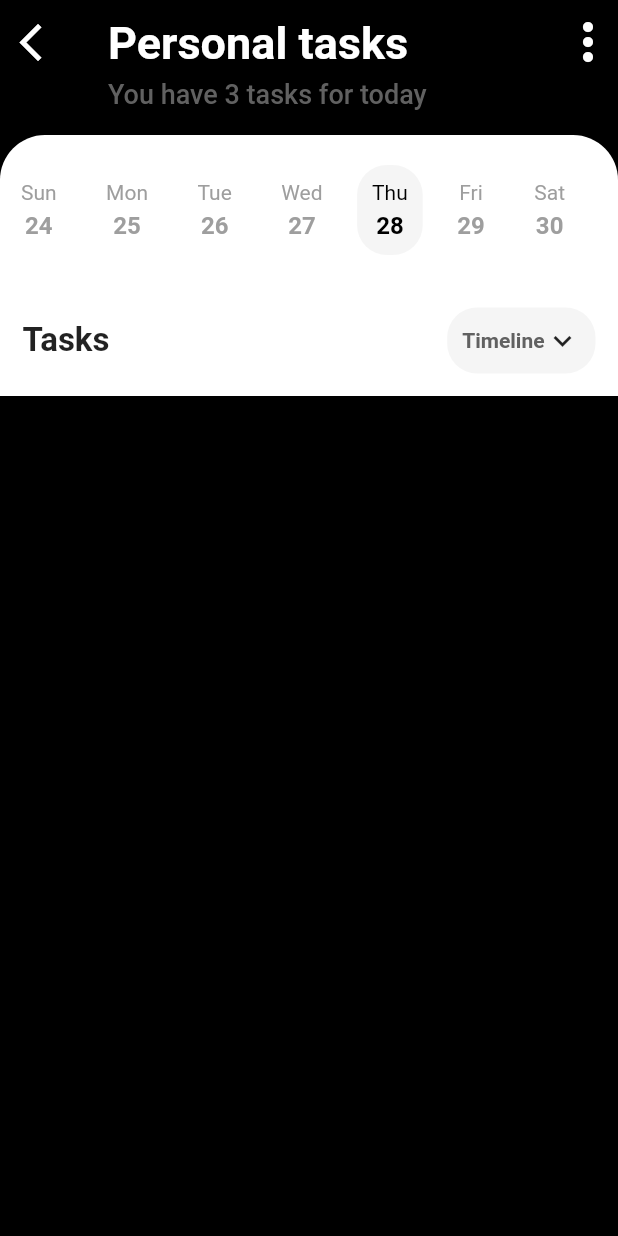
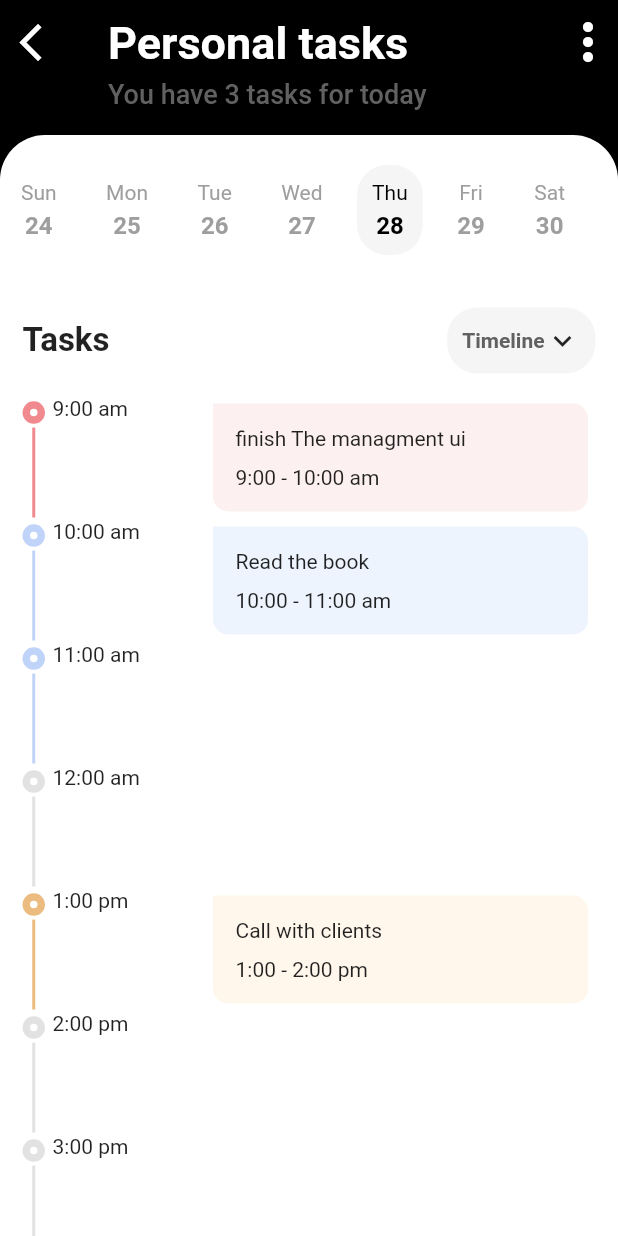
Before and after one commit to padfoot-16/Task-managment-ui, a Flutter app: the screen it shows after launch, after a tap on "Personal", on a phone screen of 412 x 824 dp. Run offline on Flutter 3.47's test engine with Material 2 defaults, Android fonts, the phone set to English and light mode, and no system bars; drawn by our look-alikes of timeline_tile; our stand-ins replace dotted_border.

Commit message:
ui is complete

```diff
--- a/lib/models/tasks_model.dart
+++ b/lib/models/tasks_model.dart
@@ -10,6 +10,7 @@ class Task {
   Color? btncolor;
   num? left;
   num? done;
+  List<Map<String,dynamic>>? desc;
   bool islast;
   Task({
     this.icondata,
@@ -19,6 +20,7 @@ class Task {
     this.btncolor,
     this.left,
     this.done,
+    this.desc,
     this.islast=false,
   });
   static List<Task> generateTasks(){
@@ -31,6 +33,51 @@ class Task {
         btncolor: kYellow,
         left: 3,
         done: 1,
+        desc: [
+          {'time':'9:00 am',
+            'title':'finish The managment ui',
+            'slot':'9:00 - 10:00 am',
+            'tlcolor':kRedDark,
+            'bgcolor':kRedLight,
+          },
+          {'time':'10:00 am',
+            'title':'Read the book',
+            'slot':'10:00 - 11:00 am',
+            'tlcolor':kBlueDark,
+            'bgcolor':kBlueLight,
+            },
+            {'time':'11:00 am',
+            'title':' ',
+            'slot':'',
+            'tlcolor':kBlueDark,
+            'bgcolor':Colors.white
+            },
+            {'time':'12:00 am',
+            'title':' ',
+            'slot':'',
+            'tlcolor':Colors.grey.withOpacity(0.3),
+            'bgcolor':Colors.white
+            },
+            {'time':'1:00 pm',
+            'title':'Call with clients ',
+            'slot':'1:00 - 2:00 pm',
+            'tlcolor':kYellowDark,
+            'bgcolor':kYellowLight,
+            },
+            {'time':'2:00 pm',
+            'title':' ',
+            'slot':'',
+            'tlcolor':Colors.grey.withOpacity(0.3),
+            'bgcolor':Colors.white
+            },
+            {'time':'3:00 pm',
+            'title':' ',
+            'slot':'',
+            'tlcolor':Colors.grey.withOpacity(0.3),
+            'bgcolor':Colors.white
+            },
+
+        ]
       ),
       Task(
         icondata: Icons.cases,
--- a/lib/screens/detail/detail.dart
+++ b/lib/screens/detail/detail.dart
@@ -1,71 +1,98 @@
-
+// ignore_for_file: prefer_const_constructors
 
 import 'package:flutter/material.dart';
 import 'package:managmentui/models/tasks_model.dart';
 import 'package:managmentui/screens/detail/widgets/datepicker.dart';
+import 'package:managmentui/screens/detail/widgets/tasktimeline.dart';
 import 'package:managmentui/screens/detail/widgets/tasktitle.dart';
 
 class DetailPage extends StatelessWidget {
   final Task task;
 
-   DetailPage( this.task);
-
+  DetailPage(this.task);
 
   @override
   Widget build(BuildContext context) {
+    final detaillist = task.desc;
     return Scaffold(
       backgroundColor: Colors.black,
-      body:CustomScrollView(
+      body: CustomScrollView(
         slivers: [
           _buildAppbar(context),
           SliverToBoxAdapter(
             child: Container(
               decoration: BoxDecoration(
                   color: Colors.white,
-                borderRadius: BorderRadius.only(topLeft: Radius.circular(30),topRight: Radius.circular(30))
-              ),
-              child:Column(
+                  borderRadius: BorderRadius.only(
+                      topLeft: Radius.circular(30),
+                      topRight: Radius.circular(30))),
+              child: Column(
                   crossAxisAlignment: CrossAxisAlignment.start,
                   children: [
                     Datepicker(),
                     Tasktitle(),
-              ]) ,
+                  ]),
             ),
+          ),
+          detaillist == null
+              ? SliverFillRemaining(
+                  child: Container(
+                      color: Colors.white,
+                      child: Center(
+                          child: Text(
+                        "No Task Today",
+                        style: TextStyle(
+                          color: Colors.grey,
+                           fontSize: 18),
+                      ))),
+                )
+              : SliverList(
+                delegate:SliverChildBuilderDelegate(
+                  (_,index)=> Tasktimeline(detaillist[index]),
+                  childCount: detaillist.length
+                ) ,
                 )
         ],
-      ) ,
+      ),
     );
   }
 
-  Widget _buildAppbar(BuildContext context){
+  Widget _buildAppbar(BuildContext context) {
     return SliverAppBar(
       expandedHeight: 90,
       backgroundColor: Colors.black,
       leading: IconButton(
-        onPressed:()=> Navigator.of(context).pop(),
-       icon: Icon(Icons.arrow_back_ios,size: 30,)),
+          onPressed: () => Navigator.of(context).pop(),
+          icon: Icon(
+            Icons.arrow_back_ios,
+            size: 30,
+          )),
       actions: [
-        Icon(Icons.more_vert,size: 40,),
+        Icon(
+          Icons.more_vert,
+          size: 40,
+        ),
       ],
       flexibleSpace: FlexibleSpaceBar(
         title: Column(
             mainAxisAlignment: MainAxisAlignment.end,
             crossAxisAlignment: CrossAxisAlignment.start,
             children: [
-          Text('${task.title} tasks',
+              Text(
+                '${task.title} tasks',
                 style: TextStyle(
                   fontWeight: FontWeight.bold,
                 ),
               ),
-          SizedBox(height: 5,),
-          Text('You have ${task.left} tasks for today',
-          style: TextStyle(
-            fontSize: 12,
-            color: Colors.grey[700]
-          ),)
+              SizedBox(
+                height: 5,
+              ),
+              Text(
+                'You have ${task.left} tasks for today',
+                style: TextStyle(fontSize: 12, color: Colors.grey[700]),
+              )
             ]),
       ),
     );
-
   }
 }
--- /dev/null
+++ b/lib/screens/detail/widgets/tasktimeline.dart
@@ -0,0 +1,77 @@
+
+
+import 'package:flutter/material.dart';
+import 'package:timeline_tile/timeline_tile.dart';
+
+class Tasktimeline extends StatelessWidget {
+final Map<String,dynamic> detail;
+
+   Tasktimeline(this.detail);
+  @override
+  Widget build(BuildContext context) {
+    return Container(
+      color: Colors.white,
+      padding: EdgeInsets.symmetric(horizontal: 15),
+      child:Row(children: [
+        _buildtimeline(detail['tlcolor']),
+        Expanded(
+          child: Row(
+            mainAxisAlignment: MainAxisAlignment.spaceBetween,
+            crossAxisAlignment: CrossAxisAlignment.start,
+            children: [
+              Text(detail['time']),
+              detail['title'].isNotEmpty ?
+               _buildcard(detail['bgcolor'],detail['title'],detail['slot']) :
+               _buildcard(Colors.white ,'', '')
+          ],)
+          )
+      ]),
+    );
+  }
+  Widget _buildtimeline(Color color){
+    return Container(
+      height: 80,
+      width: 20,
+      child: TimelineTile(
+        alignment: TimelineAlign.manual,
+        lineXY: 0,
+        isFirst: true,
+        indicatorStyle: IndicatorStyle(
+          indicatorXY: 0,
+          width: 15,
+          indicator: Container(
+            decoration: BoxDecoration(
+              color: Colors.white,
+              shape: BoxShape.circle,
+              border: Border.all(width: 5,color: color)
+            ),
+          )
+        ),
+        afterLineStyle:LineStyle(
+          thickness: 2,
+          color: color,
+        ) ,
+      ),
+    );
+  }
+  Widget _buildcard(Color bgcolor,String title,String slot){
+    return Container(
+      width: 250,
+      decoration: BoxDecoration(
+        color: bgcolor,
+        borderRadius: BorderRadius.only(topRight: Radius.circular(10),
+        bottomRight: Radius.circular(10),
+        bottomLeft: Radius.circular(10))
+      ),
+      padding: EdgeInsets.all(15),
+      margin: EdgeInsets.all(5),
+    child: Column(
+      crossAxisAlignment: CrossAxisAlignment.start,
+      children: [
+        Text(title),
+        SizedBox(height: 10,),
+        Text(slot),
+    ]),
+    );
+  }
+}
--- a/pubspec.yaml
+++ b/pubspec.yaml
@@ -37,6 +37,7 @@ dependencies:
   cupertino_icons: ^1.0.2
   dotted_border: ^2.0.0+3
   table_calendar: ^3.0.9
+  timeline_tile: ^2.0.0
 
 dev_dependencies:
   flutter_test:
```
Also changed, not shown: pubspec.lock. Lines whose indentation alone changed are shown as unchanged.
